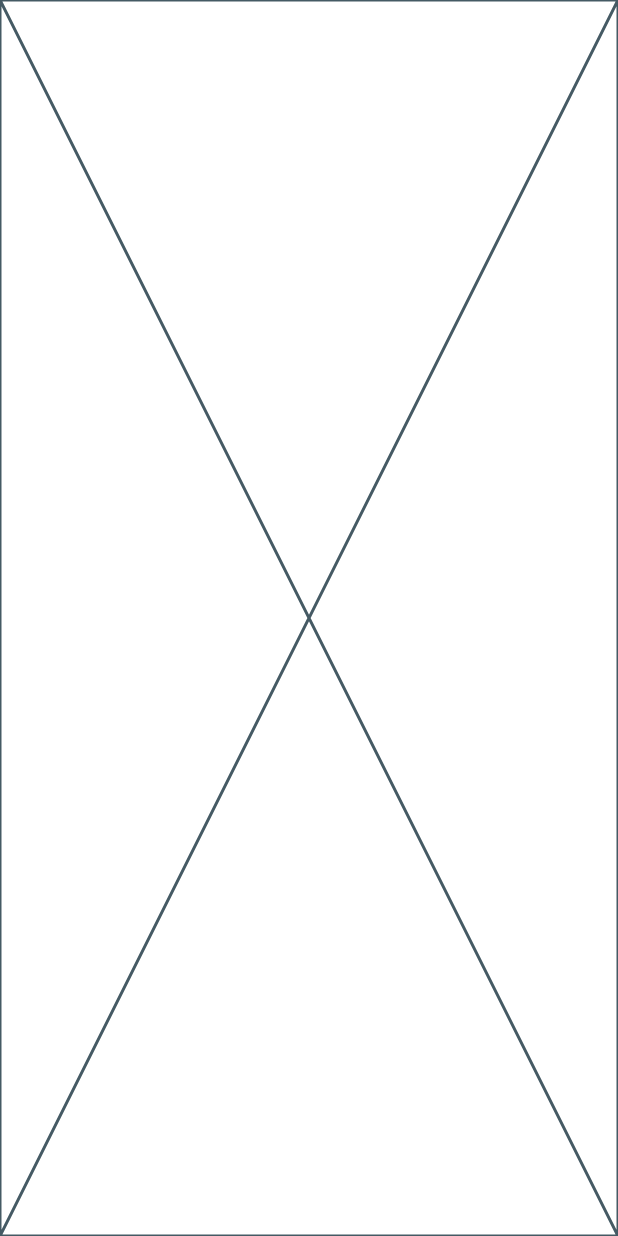
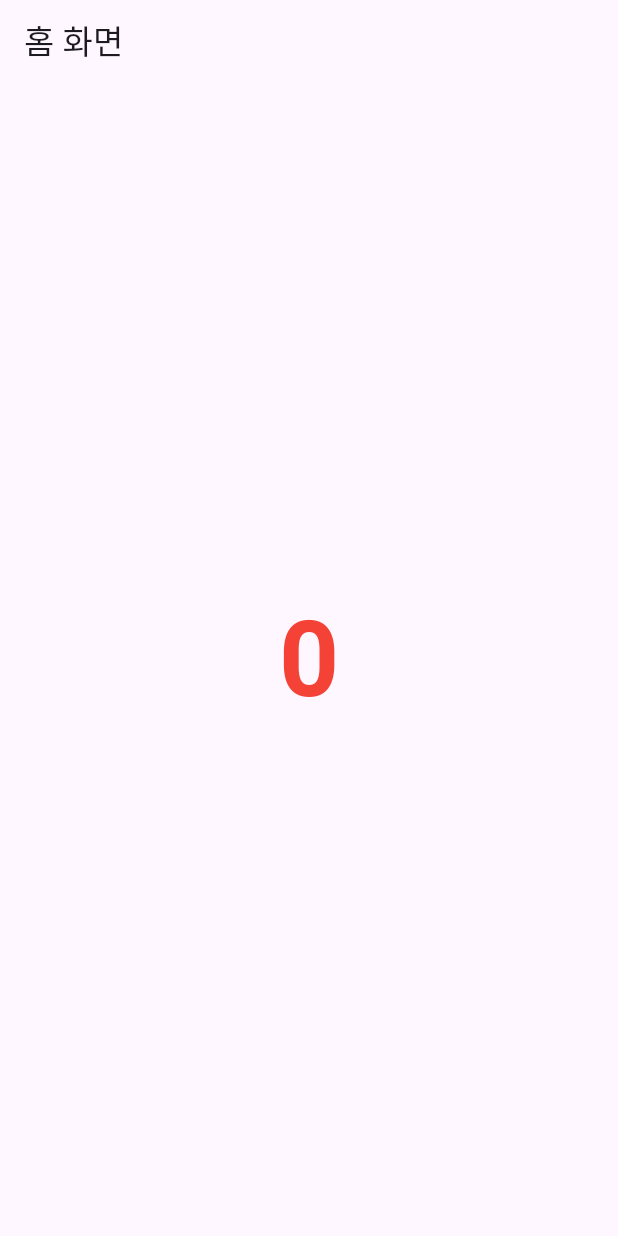
Before and after one commit to OSS0302/frist_flutter_app, a Flutter app: the screen it shows after launch, on a phone screen of 412 x 824 dp. Run offline on Flutter 3.47's test engine with Material 3 defaults, Android fonts, the phone set to English and light mode, and no system bars.

Commit message:
013_ appbar 1.타이틀 추가 하기 2. 바디안에 가운데 텍스트 넣고 스타일 주기

```diff
--- a/lib/main.dart
+++ b/lib/main.dart
@@ -13,7 +13,6 @@ class MyApp extends StatelessWidget {
     return MaterialApp(
       title: 'Flutter Demo',
       theme: ThemeData(
-
         colorScheme: ColorScheme.fromSeed(seedColor: Colors.deepPurple),
         useMaterial3: true,
       ),
@@ -32,6 +31,20 @@ class MyHomePage extends StatefulWidget {
 class _MyHomePageState extends State<MyHomePage> {
   @override
   Widget build(BuildContext context) {
-    return const Placeholder();
+    return Scaffold(
+      appBar: AppBar(
+        title: Text('홈 화면 '),
+      ),
+      body: Center(
+        child: Text(
+          '0',
+          style: TextStyle(
+            fontSize: 70,
+            color: Colors.red,
+            fontWeight: FontWeight.bold,
+          ),
+        ),
+      ),
+    );
   }
 }
```
